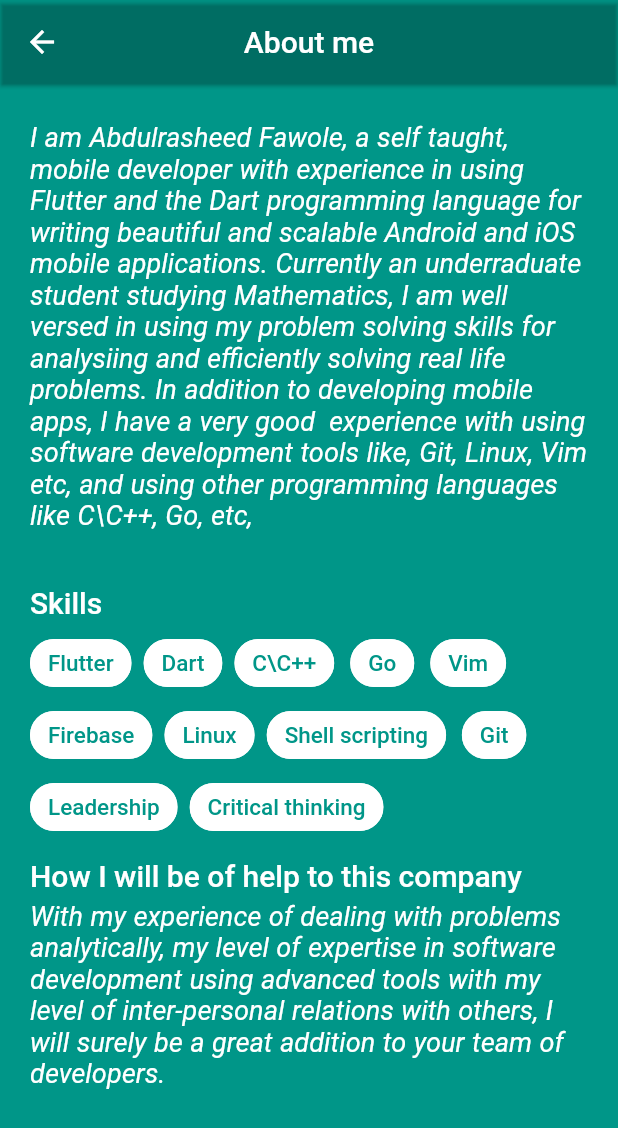
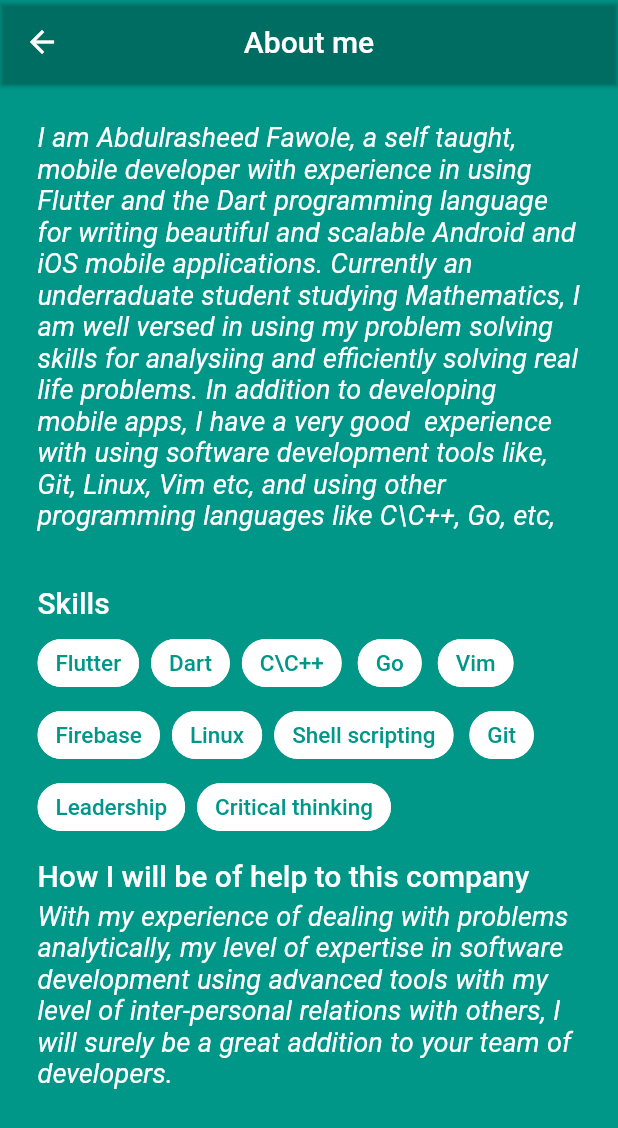
Before and after one commit to Abdulrasheed1729/resume_app, a Flutter app: the screen it shows after launch, after a tap on "About me", on a phone screen of 412 x 824 dp. Shown: the top 1128 px of the screen. Run offline on Flutter 3.47's test engine with Material 2 defaults, Android fonts, the phone set to English and light mode, and no system bars; our stand-ins replace flutter_svg.

Commit message:
🔧 bug fixes

```diff
--- a/lib/views/about_me_page.dart
+++ b/lib/views/about_me_page.dart
@@ -7,6 +7,7 @@ class AboutMePage extends StatelessWidget {
 
   @override
   Widget build(BuildContext context) {
+    final size = MediaQuery.of(context).size;
     return Scaffold(
       backgroundColor: Colors.teal,
       appBar: AppBar(
@@ -16,7 +17,9 @@ class AboutMePage extends StatelessWidget {
         backgroundColor: Colors.transparent,
       ),
       body: Padding(
-        padding: const EdgeInsets.symmetric(horizontal: 20.0),
+        padding: EdgeInsets.symmetric(
+          horizontal: size.width > 600 ? 100 : 25.0,
+        ),
         child: ListView(
           children: [
             const SizedBox(height: 25),
--- a/lib/views/home.dart
+++ b/lib/views/home.dart
@@ -9,15 +9,16 @@ class HomePage extends StatelessWidget with UrlLaunchMixin {
 
   @override
   Widget build(BuildContext context) {
+    final size = MediaQuery.of(context).size;
     return Scaffold(
       backgroundColor: Colors.teal[500],
-      body: SafeArea(
-        child: Padding(
-          padding: const EdgeInsets.symmetric(horizontal: 25.0),
-          child: Column(
-            mainAxisAlignment: MainAxisAlignment.center,
-            crossAxisAlignment: CrossAxisAlignment.stretch,
+      body: Padding(
+        padding:
+            EdgeInsets.symmetric(horizontal: size.width > 600 ? 100 : 25.0),
+        child: Center(
+          child: ListView(
             children: [
+              SizedBox(height: size.width > 600 ? 10 : 100),
               Row(
                 mainAxisAlignment: MainAxisAlignment.center,
                 children: const [
@@ -76,7 +77,9 @@ class HomePage extends StatelessWidget with UrlLaunchMixin {
               ),
               const SizedBox(height: 15),
               Row(
-                mainAxisAlignment: MainAxisAlignment.spaceBetween,
+                mainAxisAlignment: size.width > 600
+                    ? MainAxisAlignment.spaceEvenly
+                    : MainAxisAlignment.spaceBetween,
                 children: [
                   ContactCard(
                     logoUrl: 'assets/svgs/gmail-logo.svg',
```
